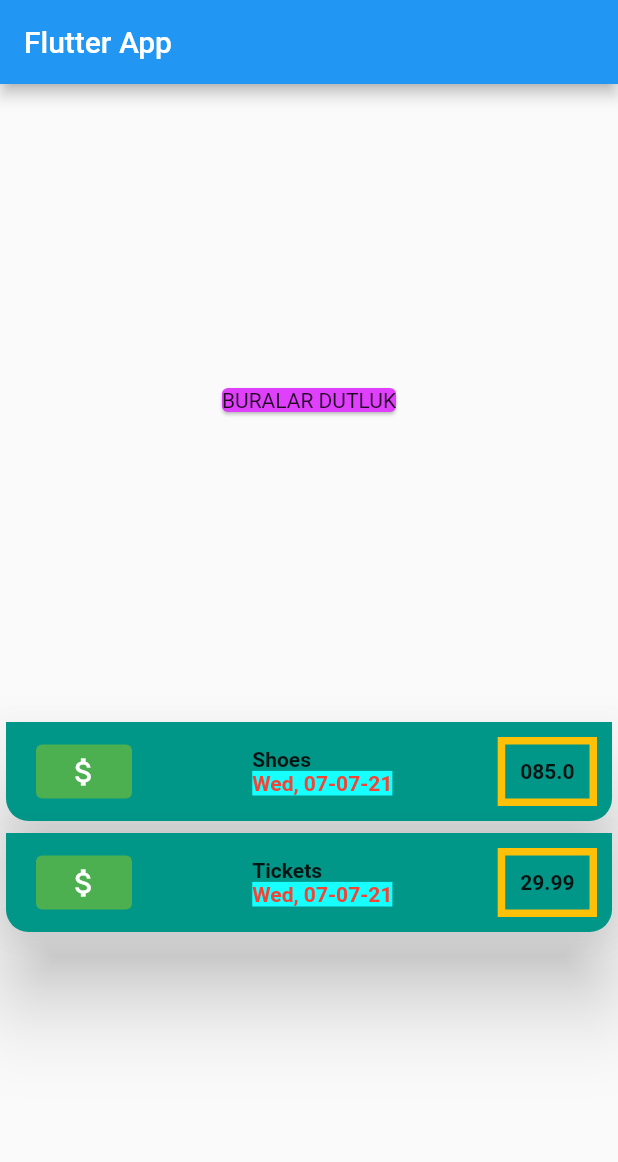
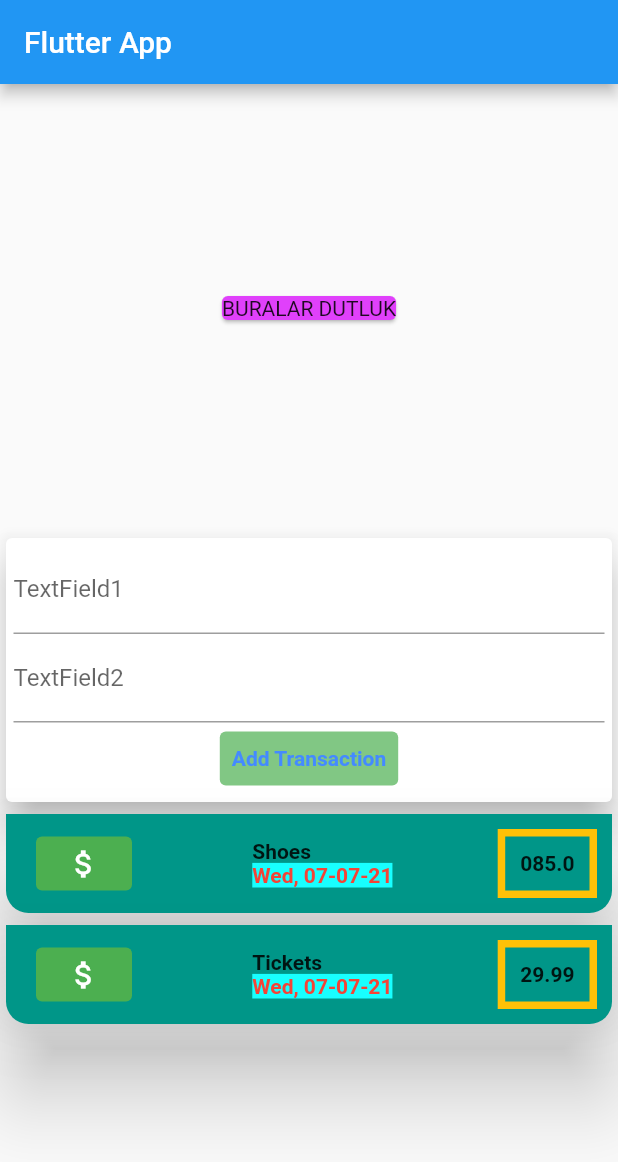
Before and after one commit to Ozkanozsm/harcama_uygulamasi, a Flutter app: the screen it shows after launch, on a phone screen of 412 x 824 dp. Shown: the top 1162 px of the screen. Run offline on Flutter 3.47's test engine with Material 2 defaults, Android fonts, the phone set to English and light mode, and no system bars.

Commit message:
Add textfields and button for adding transaction

```diff
--- a/lib/main.dart
+++ b/lib/main.dart
@@ -49,7 +49,40 @@ class MyHomePage extends StatelessWidget {
               color: Colors.purpleAccent,
               child: Text("BURALAR DUTLUK"),
             ),
-            TransactionsColumn(transactions),
+            Column(
+              children: [
+                Card(
+                  elevation: 10,
+                  child: Container(
+                    padding: EdgeInsets.all(5),
+                    child: Column(
+                      children: [
+                        TextField(
+                          decoration: InputDecoration(labelText: "TextField1"),
+                        ),
+                        TextField(
+                          decoration: InputDecoration(labelText: "TextField2"),
+                        ),
+                        TextButton(
+                          onPressed: () {},
+                          child: Text(
+                            "Add Transaction",
+                            style: TextStyle(fontWeight: FontWeight.bold),
+                          ),
+                          style: ButtonStyle(
+                            foregroundColor: MaterialStateProperty.all<Color>(
+                                Colors.blueAccent),
+                            backgroundColor: MaterialStateProperty.all<Color>(
+                                Colors.green.shade300),
+                          ),
+                        )
+                      ],
+                    ),
+                  ),
+                ),
+                TransactionsColumn(transactions),
+              ],
+            ),
           ],
         ),
       ),
```
